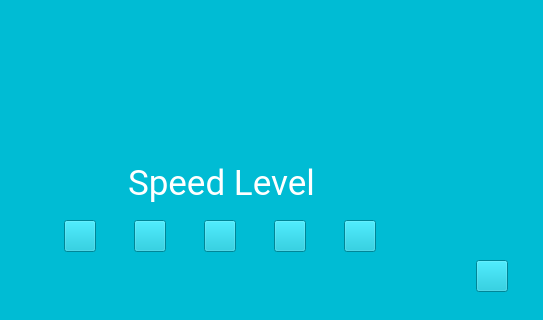
Before: the Qt Designer form client/running_screen.ui in sunfounder/SunFounder_PiCar-V, drawn with Qt 5; both pictures show x 97 to 640 and y 320 to 640 of the 640 by 640 pixel window.
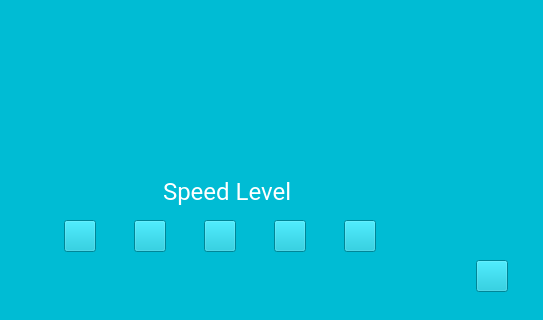
After: the same form once the commit is applied.

Commit message: modified some bitmaps and fonts for ui files

```diff
--- a/client/running_screen.ui
+++ b/client/running_screen.ui
@@ -28,6 +28,11 @@
     <height>640</height>
    </size>
   </property>
+  <property name="font">
+   <font>
+    <pointsize>10</pointsize>
+   </font>
+  </property>
   <property name="windowTitle">
    <string> running_screen</string>
   </property>
@@ -37,8 +42,8 @@
   <widget class="QLabel" name="label">
    <property name="geometry">
     <rect>
-     <x>225</x>
-     <y>481</y>
+     <x>260</x>
+     <y>490</y>
      <width>190</width>
      <height>43</height>
     </rect>
@@ -46,7 +51,7 @@
    <property name="font">
     <font>
      <family>Roboto</family>
-     <pointsize>26</pointsize>
+     <pointsize>18</pointsize>
      <weight>50</weight>
      <bold>false</bold>
     </font>
```
The commit also changes 54 other files.
